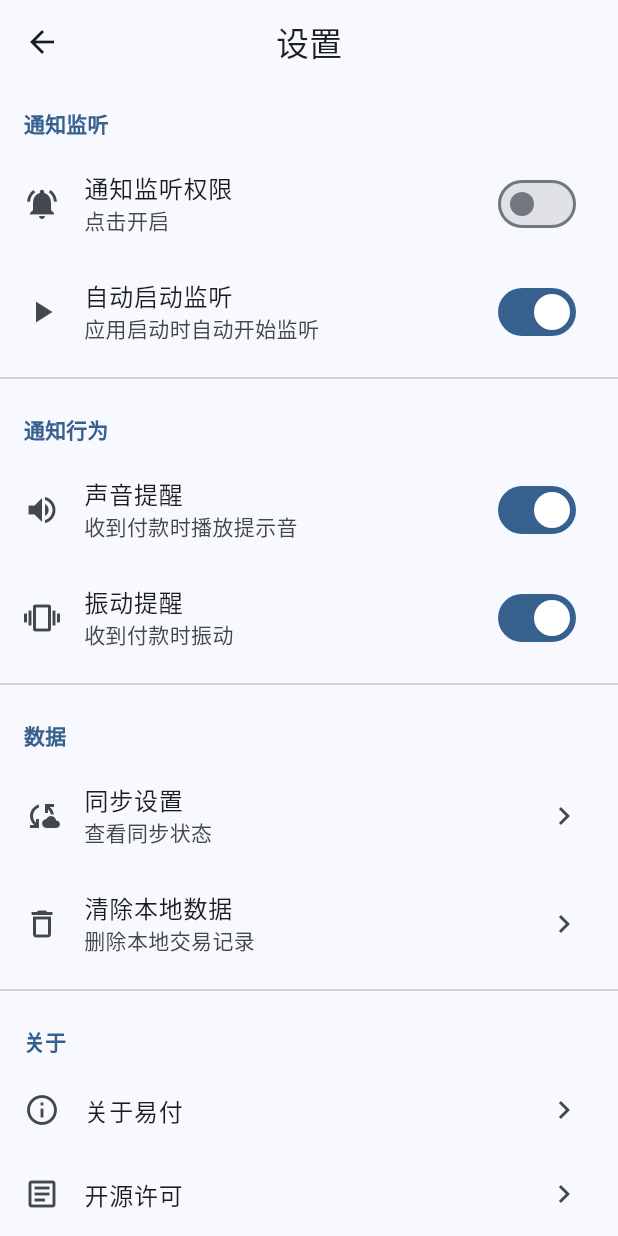
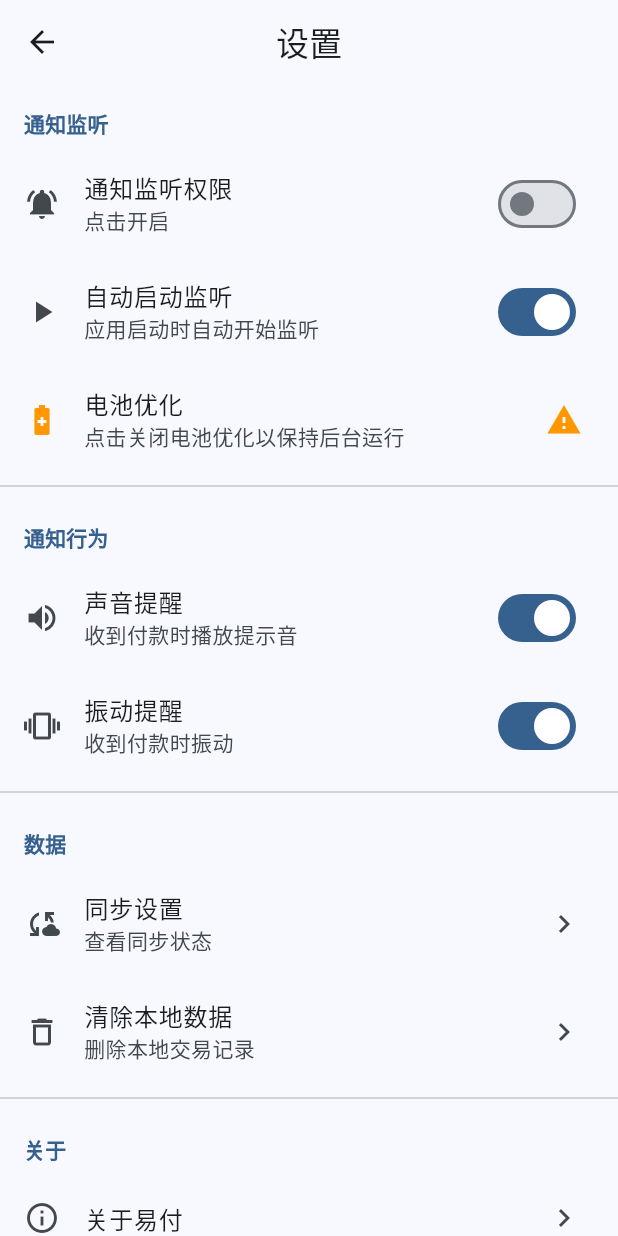
Before and after one commit to jiusanzhou/payserver, a Flutter app: the screen it shows after launch, after a tap on the "settings" icon, on a phone screen of 412 x 824 dp. Run offline on Flutter 3.47's test engine with Material 3 defaults, Android fonts, the light colour scheme and no system bars; our stand-ins replace drift, fl_chart, flutter_riverpod, freezed_annotation, shared_preferences; missing offline and left inert: flutter_notification_listener, mobile_scanner, workmanager; accounts and stored records are empty; generated files the repository leaves out were written again.

Commit message:
feat(agent): background keep-alive and battery optimization
- Add RECEIVE_BOOT_COMPLETED, WAKE_LOCK, REQUEST_IGNORE_BATTERY_OPTIMIZATIONS permissions
- Add BatteryService with MethodChannel for native Android API
- MainActivity: implement battery optimization check/request
- Settings: add battery optimization toggle with status indicator
- Fix all withOpacity deprecation warnings (use withAlpha instead)

```diff
--- /dev/null
+++ b/agent/lib/core/services/battery_service.dart
@@ -0,0 +1,35 @@
+import 'package:flutter/services.dart';
+
+/// Service to handle battery optimization settings
+class BatteryService {
+  static const _channel = MethodChannel('im.zoe.side.payagent/battery');
+
+  /// Check if battery optimization is ignored for this app
+  static Future<bool> isIgnoringBatteryOptimizations() async {
+    try {
+      final result = await _channel.invokeMethod<bool>('isIgnoringBatteryOptimizations');
+      return result ?? false;
+    } catch (e) {
+      return false;
+    }
+  }
+
+  /// Request to ignore battery optimizations
+  static Future<bool> requestIgnoreBatteryOptimizations() async {
+    try {
+      final result = await _channel.invokeMethod<bool>('requestIgnoreBatteryOptimizations');
+      return result ?? false;
+    } catch (e) {
+      return false;
+    }
+  }
+
+  /// Open battery optimization settings
+  static Future<void> openBatteryOptimizationSettings() async {
+    try {
+      await _channel.invokeMethod('openBatteryOptimizationSettings');
+    } catch (e) {
+      // Ignore
+    }
+  }
+}
--- a/agent/lib/presentation/pages/home_page.dart
+++ b/agent/lib/presentation/pages/home_page.dart
@@ -323,7 +323,7 @@ class _HomePageState extends ConsumerState<HomePage> {
               size: 200,
               strokeWidth: 6,
               activeColor: Colors.white,
-              inactiveColor: Colors.white.withOpacity(0.5),
+              inactiveColor: Colors.white.withAlpha(128),
               child: Column(
                 mainAxisSize: MainAxisSize.min,
                 children: [
@@ -340,7 +340,7 @@ class _HomePageState extends ConsumerState<HomePage> {
                     loading: () => Text(
                       '¥0.00',
                       style: theme.textTheme.headlineLarge?.copyWith(
-                        color: Colors.white.withOpacity(0.5),
+                        color: Colors.white.withAlpha(128),
                         fontWeight: FontWeight.bold,
                         fontSize: 32,
                       ),
@@ -358,7 +358,7 @@ class _HomePageState extends ConsumerState<HomePage> {
                   Text(
                     '今日收款',
                     style: theme.textTheme.bodyMedium?.copyWith(
-                      color: Colors.white.withOpacity(0.9),
+                      color: Colors.white.withAlpha(230),
                     ),
                   ),
                 ],
@@ -372,7 +372,7 @@ class _HomePageState extends ConsumerState<HomePage> {
           Container(
             padding: const EdgeInsets.symmetric(horizontal: 16, vertical: 8),
             decoration: BoxDecoration(
-              color: Colors.white.withOpacity(0.2),
+              color: Colors.white.withAlpha(51),
               borderRadius: BorderRadius.circular(20),
             ),
             child: Row(
@@ -387,7 +387,7 @@ class _HomePageState extends ConsumerState<HomePage> {
                     boxShadow: isRunning
                         ? [
                             BoxShadow(
-                              color: Colors.white.withOpacity(0.5),
+                              color: Colors.white.withAlpha(128),
                               blurRadius: 8,
                               spreadRadius: 2,
                             ),
@@ -425,13 +425,13 @@ class _HomePageState extends ConsumerState<HomePage> {
                   Icon(
                     Icons.cloud_done_outlined,
                     size: 16,
-                    color: Colors.white.withOpacity(0.9),
+                    color: Colors.white.withAlpha(230),
                   ),
                   const SizedBox(width: 4),
                   Text(
                     server.name,
                     style: theme.textTheme.bodySmall?.copyWith(
-                      color: Colors.white.withOpacity(0.9),
+                      color: Colors.white.withAlpha(230),
                     ),
                   ),
                 ],
@@ -445,12 +445,12 @@ class _HomePageState extends ConsumerState<HomePage> {
                 icon: Icon(
                   Icons.add_circle_outline,
                   size: 16,
-                  color: Colors.white.withOpacity(0.9),
+                  color: Colors.white.withAlpha(230),
                 ),
                 label: Text(
                   '配置服务器',
                   style: theme.textTheme.bodySmall?.copyWith(
-                    color: Colors.white.withOpacity(0.9),
+                    color: Colors.white.withAlpha(230),
                   ),
                 ),
               ),
@@ -544,7 +544,7 @@ class _HomePageState extends ConsumerState<HomePage> {
         borderRadius: BorderRadius.circular(16),
         boxShadow: [
           BoxShadow(
-            color: Colors.black.withOpacity(0.05),
+            color: Colors.black.withAlpha(13),
             blurRadius: 10,
             offset: const Offset(0, 2),
           ),
@@ -555,7 +555,7 @@ class _HomePageState extends ConsumerState<HomePage> {
           Container(
             padding: const EdgeInsets.all(10),
             decoration: BoxDecoration(
-              color: iconColor.withOpacity(0.1),
+              color: iconColor.withAlpha(26),
               borderRadius: BorderRadius.circular(12),
             ),
             child: Icon(icon, color: iconColor, size: 24),
@@ -621,7 +621,7 @@ class _HomePageState extends ConsumerState<HomePage> {
             borderRadius: BorderRadius.circular(16),
             boxShadow: [
               BoxShadow(
-                color: Colors.black.withOpacity(0.05),
+                color: Colors.black.withAlpha(13),
                 blurRadius: 10,
                 offset: const Offset(0, 2),
               ),
@@ -664,8 +664,8 @@ class _HomePageState extends ConsumerState<HomePage> {
         height: 48,
         decoration: BoxDecoration(
           color: isWechat
-              ? const Color(0xFF4CAF50).withOpacity(0.1)
-              : const Color(0xFF2196F3).withOpacity(0.1),
+              ? const Color(0xFF4CAF50).withAlpha(26)
+              : const Color(0xFF2196F3).withAlpha(26),
           borderRadius: BorderRadius.circular(12),
         ),
         child: Icon(
--- a/agent/lib/presentation/pages/settings_page.dart
+++ b/agent/lib/presentation/pages/settings_page.dart
@@ -3,6 +3,7 @@ import 'package:flutter_riverpod/flutter_riverpod.dart';
 import 'package:shared_preferences/shared_preferences.dart';
 
 import '../../core/services/payment_listener_service.dart';
+import '../../core/services/battery_service.dart';
 import '../providers/server_provider.dart';
 
 class SettingsPage extends ConsumerStatefulWidget {
@@ -17,6 +18,7 @@ class _SettingsPageState extends ConsumerState<SettingsPage> {
   bool _autoStart = true;
   bool _soundEnabled = true;
   bool _vibrationEnabled = true;
+  bool _batteryOptimizationIgnored = false;
 
   @override
   void initState() {
@@ -35,6 +37,10 @@ class _SettingsPageState extends ConsumerState<SettingsPage> {
     // Check notification permission
     final hasPermission = await _checkNotificationPermission();
     setState(() => _notificationEnabled = hasPermission);
+
+    // Check battery optimization
+    final batteryIgnored = await BatteryService.isIgnoringBatteryOptimizations();
+    setState(() => _batteryOptimizationIgnored = batteryIgnored);
   }
 
   Future<bool> _checkNotificationPermission() async {
@@ -69,6 +75,20 @@ class _SettingsPageState extends ConsumerState<SettingsPage> {
             subtitle: const Text('应用启动时自动开始监听'),
             value: _autoStart,
             onChanged: (value) => _setSetting('auto_start', value),
+          ),
+          ListTile(
+            leading: Icon(
+              Icons.battery_saver,
+              color: _batteryOptimizationIgnored ? Colors.green : Colors.orange,
+            ),
+            title: const Text('电池优化'),
+            subtitle: Text(_batteryOptimizationIgnored
+                ? '已关闭优化（后台保活）'
+                : '点击关闭电池优化以保持后台运行'),
+            trailing: _batteryOptimizationIgnored
+                ? const Icon(Icons.check_circle, color: Colors.green)
+                : const Icon(Icons.warning, color: Colors.orange),
+            onTap: () => _requestBatteryOptimization(),
           ),
           const Divider(),
 
@@ -193,6 +213,26 @@ class _SettingsPageState extends ConsumerState<SettingsPage> {
     });
   }
 
+  Future<void> _requestBatteryOptimization() async {
+    if (_batteryOptimizationIgnored) {
+      // Already ignored, show info dialog
+      if (mounted) {
+        ScaffoldMessenger.of(context).showSnackBar(
+          const SnackBar(content: Text('已关闭电池优化，后台保活已启用')),
+        );
+      }
+      return;
+    }
+
+    // Request to ignore battery optimization
+    await BatteryService.requestIgnoreBatteryOptimizations();
+
+    // Re-check after a delay (user may have granted permission)
+    await Future.delayed(const Duration(seconds: 1));
+    final isIgnored = await BatteryService.isIgnoringBatteryOptimizations();
+    setState(() => _batteryOptimizationIgnored = isIgnored);
+  }
+
   void _showSyncSettings() {
     final server = ref.read(currentServerProvider);
 
--- a/agent/lib/presentation/widgets/animated_ring.dart
+++ b/agent/lib/presentation/widgets/animated_ring.dart
@@ -71,7 +71,7 @@ class _AnimatedRingState extends State<AnimatedRing>
             size: Size(widget.size, widget.size),
             painter: _RingBackgroundPainter(
               strokeWidth: widget.strokeWidth,
-              color: widget.inactiveColor.withOpacity(0.3),
+              color: widget.inactiveColor.withAlpha(77),
             ),
           ),
           // 动画圆环
@@ -161,11 +161,11 @@ class _FlowingRingPainter extends CustomPainter {
           startAngle: segmentStart,
           endAngle: segmentStart + sweepAngle,
           colors: [
-            activeColor.withOpacity(0.0),
-            activeColor.withOpacity(0.8),
+            activeColor.withAlpha(0),
+            activeColor.withAlpha(204),
             activeColor,
-            activeColor.withOpacity(0.8),
-            activeColor.withOpacity(0.0),
+            activeColor.withAlpha(204),
+            activeColor.withAlpha(0),
           ],
           stops: const [0.0, 0.2, 0.5, 0.8, 1.0],
         );
@@ -181,7 +181,7 @@ class _FlowingRingPainter extends CustomPainter {
 
       // 发光效果
       final glowPaint = Paint()
-        ..color = activeColor.withOpacity(0.3)
+        ..color = activeColor.withAlpha(77)
         ..style = PaintingStyle.stroke
         ..strokeWidth = strokeWidth + 4
         ..maskFilter = const MaskFilter.blur(BlurStyle.normal, 8);
```
Also changed, not shown: 2 other files.
